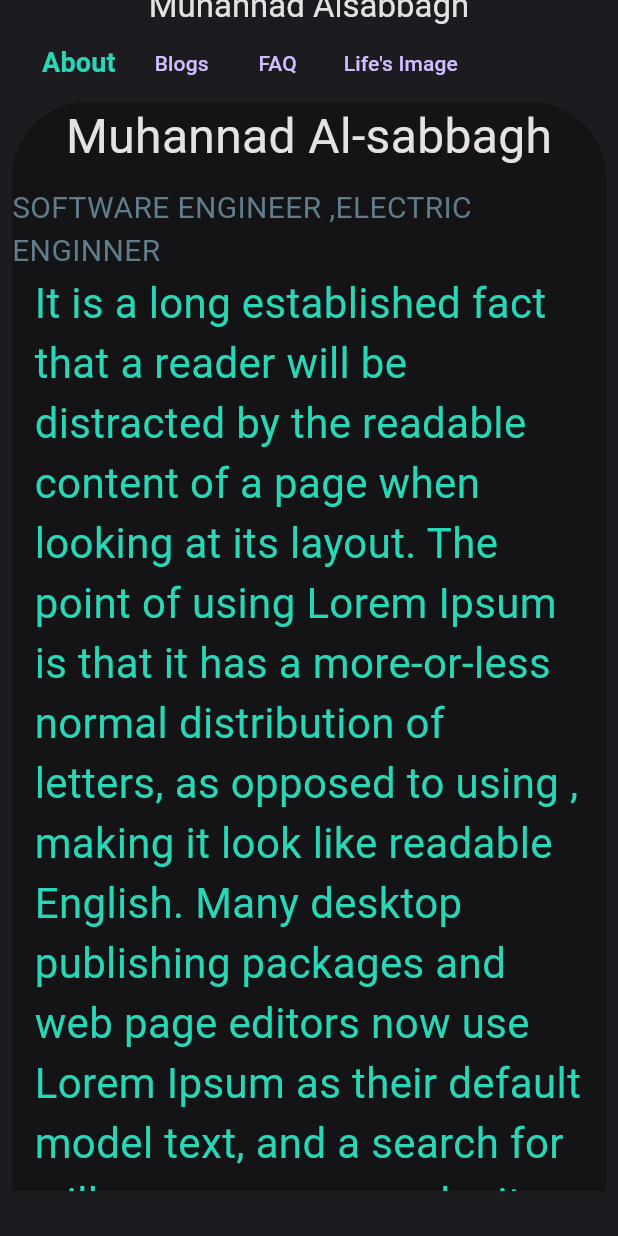
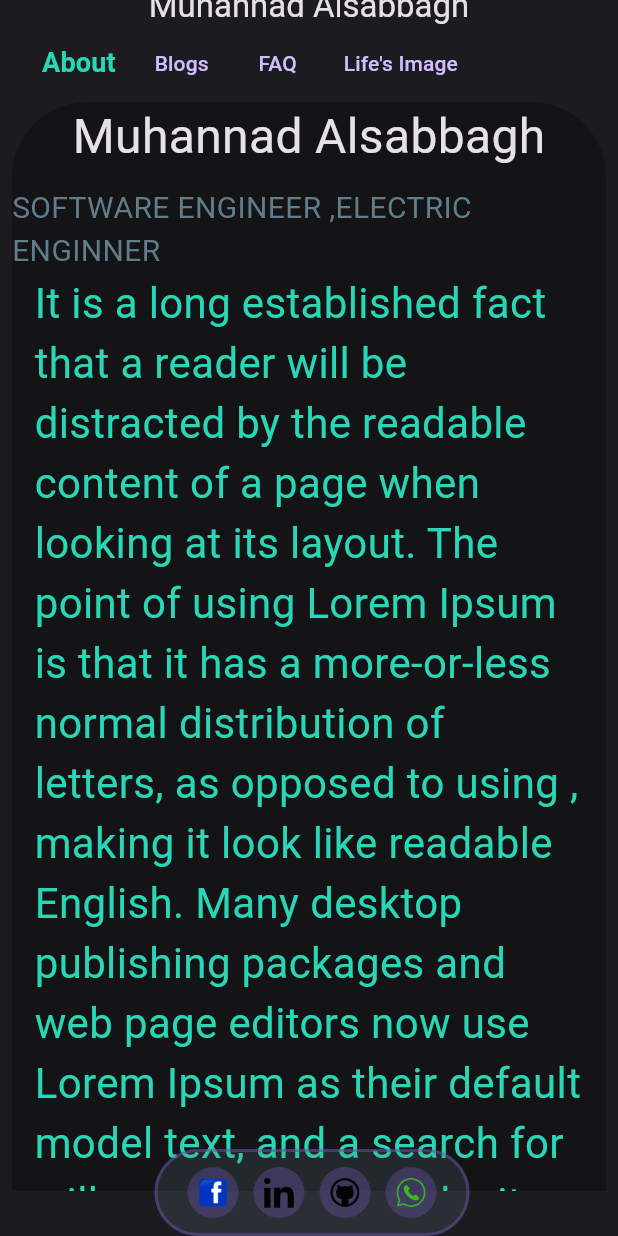
Before and after one commit to milad-alsabbagh/muhannad-portfolio, a Flutter app: the ImagesOfLife screen opened directly, scrolled down 199 dp, after a tap on "Muhannad Alsabbagh", after a tap on "About", on a phone screen of 412 x 824 dp. Run offline on Flutter 3.47's test engine with Material 2 defaults, Android fonts, the light colour scheme and no system bars; drawn by our look-alikes of animated_text_kit, auto_size_text; our stand-ins replace bloc, flutter_bloc, flutter_switch, google_fonts, lottie, widget_and_text_animator; missing offline and left inert: flutter_carousel_slider, flutter_portal; Roboto replaces fonts that are missing (Arizonia, Charm).

Commit message:
adding links Container to all pages

```diff
--- a/lib/shared/Widgets/animated_widgets/animated_links_container.dart
+++ b/lib/shared/Widgets/animated_widgets/animated_links_container.dart
@@ -20,11 +20,12 @@ class AnimatedLinksContainer extends StatelessWidget {
     return BlocConsumer<WebsiteCubit, WebsiteStates>(
       builder: (context, state) {
         return AnimatedContainer(
-          duration: Duration(milliseconds: 200),
+          duration: const Duration(milliseconds: 200),
           transform: Matrix4.identity()
             ..scale(cubit(context).rowContainer ? 1.1 : 1.0,
                 cubit(context).rowContainer ? 1.1 : 1.0),
           decoration: BoxDecoration(
+            color: Colors.blueGrey.withOpacity(0.2),
             border: Border.all(
               color: Color(0xFF6750A4).withOpacity(0.5),
               width: 2,
--- a/lib/views/about_view.dart
+++ b/lib/views/about_view.dart
@@ -44,7 +44,12 @@ class AboutView extends StatelessWidget {
                   isHome: false,
                   currentPage: PageNames.about,
                 ),
-          body: ScrollConfiguration(
+          body: Stack(
+            children: [
+              const SizedBox(
+                height: double.infinity,
+              ),
+              ScrollConfiguration(
                 behavior: const ScrollBehavior().copyWith(scrollbars: false),
                 child: Padding(
                   padding: const EdgeInsets.only(bottom: 30.0),
@@ -59,10 +64,11 @@ class AboutView extends StatelessWidget {
                               color: Colors.black.withOpacity(0.3),
                             ),
                             width: double.infinity,
-                        child:
-                            Column(mainAxisSize: MainAxisSize.min, children: [
+                            child: Column(
+                                mainAxisSize: MainAxisSize.min,
+                                children: [
                                   Text(
-                            'Muhannad Al-sabbagh',
+                                    'Muhannad Alsabbagh',
                                     style: GoogleFonts.sirinStencil(
                                       fontSize: 32,
                                     ),
@@ -72,28 +78,23 @@ class AboutView extends StatelessWidget {
                                   ),
                                   const Text(
                                     'SOFTWARE ENGINEER ,ELECTRIC ENGINNER',
-                            style:
-                                TextStyle(fontSize: 20, color: Colors.blueGrey),
+                                    style: TextStyle(
+                                        fontSize: 20, color: Colors.blueGrey),
                                   ),
                                   Padding(
-                            padding:
-                                const EdgeInsets.symmetric(horizontal: 15.0),
+                                    padding: const EdgeInsets.symmetric(
+                                        horizontal: 15.0),
                                     child: AnimatedTextKit(
                                         repeatForever: false,
                                         pause: const Duration(seconds: 3),
                                         totalRepeatCount: 1,
                                         animatedTexts: [
                                           TyperAnimatedText(aboutMe,
-                                      speed: const Duration(milliseconds: 50),
-                                      textStyle: animatedTextKitAboutMeStyle)
+                                              speed: const Duration(
+                                                  milliseconds: 50),
+                                              textStyle:
+                                                  animatedTextKitAboutMeStyle)
                                         ]),
-                          ),
-                          const SizedBox(
-                            height: 15,
-                          ),
-                          LinksRow(
-                            links: linksList,
-                            isHome: false,
                                   ),
                                   const SizedBox(
                                     height: 20,
@@ -126,12 +127,12 @@ class AboutView extends StatelessWidget {
                                     color: Colors.black.withOpacity(0.3)),
                                 child: SingleChildScrollView(
                                   child: Padding(
-                                padding:
-                                    const EdgeInsets.symmetric(vertical: 15.0),
+                                    padding: const EdgeInsets.symmetric(
+                                        vertical: 15.0),
                                     child: Center(
                                       child: Wrap(
-                                    children: List.generate(skillsList.length,
-                                        (index) {
+                                        children: List.generate(
+                                            skillsList.length, (index) {
                                           return SkillContaienr(
                                               skillModel: skillsList[index]);
                                         }),
@@ -170,12 +171,12 @@ class AboutView extends StatelessWidget {
                                     color: Colors.black.withOpacity(0.3)),
                                 child: SingleChildScrollView(
                                   child: Padding(
-                                padding:
-                                    const EdgeInsets.symmetric(vertical: 15.0),
+                                    padding: const EdgeInsets.symmetric(
+                                        vertical: 15.0),
                                     child: Center(
                                       child: Wrap(
-                                    children: List.generate(coursesList.length,
-                                        (index) {
+                                        children: List.generate(
+                                            coursesList.length, (index) {
                                           return CourseContainer(
                                               courseModel: coursesList[index]);
                                         }),
@@ -190,6 +191,21 @@ class AboutView extends StatelessWidget {
                   ),
                 ),
               ),
+              Positioned(
+                bottom: 0.0,
+                left: currentWidth / 2 -
+                    ((40 +
+                            ((linksList.length - 1) * 10) +
+                            (linksList.length * 34)) /
+                        2),
+                child: Padding(
+                  padding: const EdgeInsets.only(top: 8.0),
+                  child:
+                      AnimatedLinksContainer(direction: Direction.horizontal),
+                ),
+              ),
+            ],
+          ),
         );
       },
     );
--- a/lib/views/images_of_life_view.dart
+++ b/lib/views/images_of_life_view.dart
@@ -9,6 +9,8 @@ import 'package:muhannadwebsite/shared/Widgets/static_widgets/my_AppBar.dart';
 import 'package:muhannadwebsite/shared/constants.dart';
 import 'package:muhannadwebsite/shared/shared_variables.dart';
 
+import '../models_lists/links_list.dart';
+import '../shared/Widgets/animated_widgets/animated_links_container.dart';
 import '../shared/Widgets/animated_widgets/hover_image.dart';
 
 class ImagesOfLife extends StatelessWidget {
@@ -48,6 +50,10 @@ class ImagesOfLife extends StatelessWidget {
               child: Stack(
                 alignment: AlignmentDirectional.center,
                 children: [
+                  const SizedBox(
+                    width: double.infinity,
+                    height: double.infinity,
+                  ),
                   ScrollConfiguration(
                     behavior:
                         const ScrollBehavior().copyWith(scrollbars: false),
@@ -67,7 +73,7 @@ class ImagesOfLife extends StatelessWidget {
                                     height: w * 1.7,
                                     clipBehavior: Clip.antiAliasWithSaveLayer,
                                     decoration: BoxDecoration(
-                                      color: Color(0xff272B2A),
+                                      color: const Color(0xff272B2A),
                                       borderRadius: BorderRadius.circular(20),
                                     ),
                                     child: InkWell(
@@ -85,6 +91,19 @@ class ImagesOfLife extends StatelessWidget {
                           }),
                         ),
                       ),
+                    ),
+                  ),
+                  Positioned(
+                    bottom: 0.0,
+                    left: currentWidth / 2 -
+                        ((40 +
+                                ((linksList.length - 1) * 10) +
+                                (linksList.length * 34)) /
+                            2),
+                    child: Padding(
+                      padding: const EdgeInsets.only(top: 8.0),
+                      child: AnimatedLinksContainer(
+                          direction: Direction.horizontal),
                     ),
                   ),
                   cubit(context).clickedImageIndex != -1
```
Also changed, not shown: lib/views/blog_view.dart (+27 -3 lines). Lines whose indentation alone changed are shown as unchanged.
